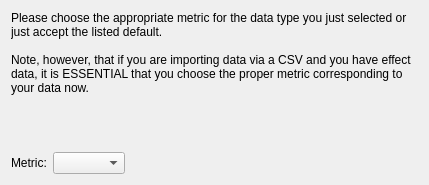
First picture: the form in src/forms/wizardpages/choose_metric_page.ui, repository bwallace/OpenMeta-analyst-, before the edit.
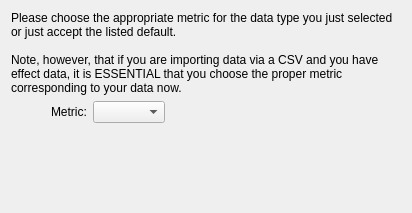
Second picture: the form after the edit.

The edit to the form file:
```diff
--- a/src/forms/wizardpages/choose_metric_page.ui
+++ b/src/forms/wizardpages/choose_metric_page.ui
@@ -6,13 +6,19 @@
    <rect>
     <x>0</x>
     <y>0</y>
-    <width>429</width>
-    <height>185</height>
+    <width>412</width>
+    <height>213</height>
    </rect>
   </property>
   <property name="windowTitle">
    <string>WizardPage</string>
   </property>
+  <property name="title">
+   <string>Choose a metric...</string>
+  </property>
+  <property name="subTitle">
+   <string/>
+  </property>
   <layout class="QVBoxLayout" name="verticalLayout">
    <item>
     <widget class="QLabel" name="label_2">
@@ -26,21 +32,24 @@
      </property>
     </widget>
    </item>
-   <item>
-    <spacer name="verticalSpacer">
-     <property name="orientation">
-      <enum>Qt::Vertical</enum>
-     </property>
-     <property name="sizeHint" stdset="0">
-      <size>
-       <width>20</width>
-       <height>18</height>
-      </size>
-     </property>
-    </spacer>
-   </item>
    <item>
     <layout class="QHBoxLayout" name="horizontalLayout">
+     <item>
+      <spacer name="horizontalSpacer_2">
+       <property name="orientation">
+        <enum>Qt::Horizontal</enum>
+       </property>
+       <property name="sizeType">
+        <enum>QSizePolicy::Fixed</enum>
+       </property>
+       <property name="sizeHint" stdset="0">
+        <size>
+         <width>40</width>
+         <height>20</height>
+        </size>
+       </property>
+      </spacer>
+     </item>
      <item>
       <widget class="QLabel" name="label">
        <property name="text">
@@ -66,6 +75,19 @@
      </item>
     </layout>
    </item>
+   <item>
+    <spacer name="verticalSpacer">
+     <property name="orientation">
+      <enum>Qt::Vertical</enum>
+     </property>
+     <property name="sizeHint" stdset="0">
+      <size>
+       <width>20</width>
+       <height>46</height>
+      </size>
+     </property>
+    </spacer>
+   </item>
   </layout>
   <zorder>layoutWidget</zorder>
   <zorder>label_2</zorder>
```
Left out of the diff: 4 changed lines with no effect on the pictures.
